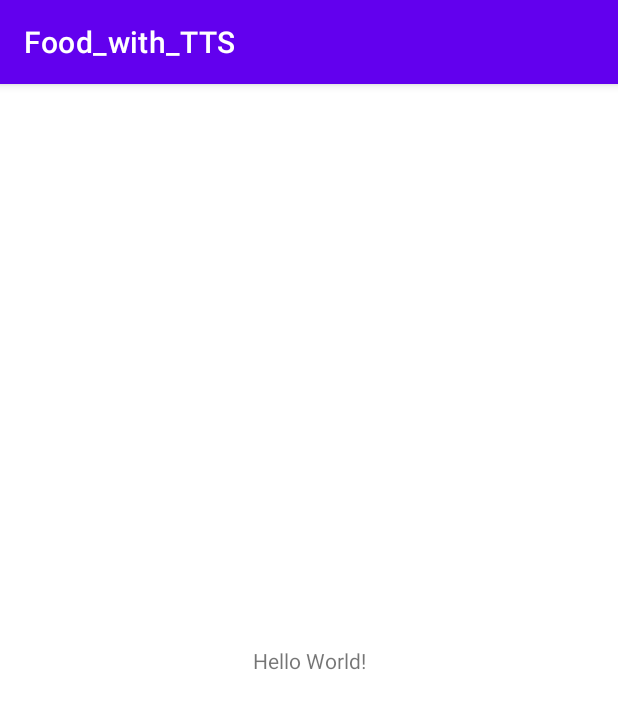
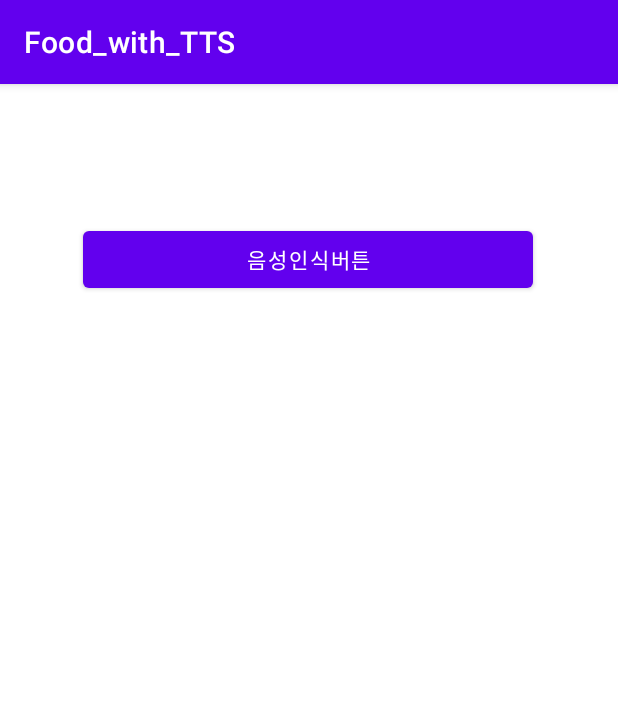
Before and after one commit to kimjw2003/Food_with_TTS, an Android app: the screen it shows after launch (MainActivity), on a phone screen of 412 x 824 dp. Shown: the top 709 px of the screen. Run offline under Robolectric (Android 15) with nearby library versions, the phone set to English and light mode, and no system bars.

Commit message:
급식알림이

```diff
--- a/app/src/main/AndroidManifest.xml
+++ b/app/src/main/AndroidManifest.xml
@@ -1,6 +1,8 @@
 <?xml version="1.0" encoding="utf-8"?>
 <manifest xmlns:android="http://schemas.android.com/apk/res/android"
     package="com.example.food_with_tts">
+
+    <uses-permission android:name="android.permission.INTERNET"/>
 
     <application
         android:allowBackup="true"
--- a/app/src/main/java/com/example/food_with_tts/MainActivity.kt
+++ b/app/src/main/java/com/example/food_with_tts/MainActivity.kt
@@ -1,11 +1,130 @@
 package com.example.food_with_tts
 
+import android.app.Activity
+import android.content.Intent
 import androidx.appcompat.app.AppCompatActivity
 import android.os.Bundle
+import android.speech.RecognizerIntent
+import android.speech.tts.TextToSpeech
+import android.util.Log
+import android.widget.Toast
+import com.example.food_with_tts.data.FoodBase
+import com.example.food_with_tts.retrofit.FoodClient
+import kotlinx.android.synthetic.main.activity_main.*
+import kotlinx.coroutines.CoroutineScope
+import kotlinx.coroutines.Dispatchers
+import kotlinx.coroutines.delay
+import kotlinx.coroutines.launch
+import retrofit2.Call
+import retrofit2.Callback
+import retrofit2.Response
+import java.lang.Exception
+import java.text.SimpleDateFormat
+import java.util.*
 
 class MainActivity : AppCompatActivity() {
+
+    private val currentTime = Calendar.getInstance().time
+    private val time = SimpleDateFormat("YYYYMMdd", Locale.KOREA).format(currentTime)
+
+    var foodInfo : String? = null
+
+    private var resultText : String? = null
+    private var textToSpeech : TextToSpeech? = null
+    private val REQUEST_CODE_SPEECH_INPUT = 100
+
     override fun onCreate(savedInstanceState: Bundle?) {
         super.onCreate(savedInstanceState)
         setContentView(R.layout.activity_main)
+
+        getfood()
+
+        voiceBtn.setOnClickListener {
+            speak()
+        }
+
+        textToSpeech = TextToSpeech(this) { status ->
+            if (status == TextToSpeech.SUCCESS) {
+                Log.d("Logd", "허용1")
+                //사용할 언어를 설정
+                val result = textToSpeech?.setLanguage(Locale.KOREAN)
+                //이상한 언어 씨부리면
+                if (result == TextToSpeech.LANG_MISSING_DATA || result == TextToSpeech.LANG_NOT_SUPPORTED) {
+                    Toast.makeText(this@MainActivity, "이 언어는 지원하지 않습니다.", Toast.LENGTH_SHORT).show()
+                } else {
+                    Log.d("Logd", "음성허용")
+                    //음성 톤
+                    textToSpeech?.setPitch(1.0f)
+                    //읽는 속도
+                    textToSpeech?.setSpeechRate(0.6f)
+                }
+            }
+        }
+    } //onCreate
+
+    private fun getfood(){
+        FoodClient.retrofitService2.getTomorrowFood(
+                "e40fc13904d84da4a8d398649c324133", "JSON", "1", "100",
+                "D10", "7240393", "" + time
+        ).enqueue(object : Callback<FoodBase>{
+            override fun onResponse(call: Call<FoodBase>, response: Response<FoodBase>) {
+
+                var res = response.body()?.mealServiceDietInfo?.get(1)?.row?.get(0)
+                val regex = Regex("[0-9]+.")
+
+                foodInfo = regex.replace(res?.DDISH_NM ?: return, "")
+                        .replace("<br/>", "\n")
+            }
+
+            override fun onFailure(call: Call<FoodBase>, t: Throwable) {
+                Log.d("Logd", t.message.toString())
+            }
+        })
+    }
+
+    private fun speak() {  //STT
+        val intent = Intent(RecognizerIntent.ACTION_RECOGNIZE_SPEECH)
+        intent.putExtra(RecognizerIntent.EXTRA_LANGUAGE_MODEL, RecognizerIntent.LANGUAGE_MODEL_FREE_FORM)
+        intent.putExtra(RecognizerIntent.EXTRA_LANGUAGE, Locale.getDefault())
+        intent.putExtra(RecognizerIntent.EXTRA_PROMPT, "Hi speak something")
+
+        try{
+            startActivityForResult(intent, REQUEST_CODE_SPEECH_INPUT)
+        }catch (e : Exception){
+            Toast.makeText(this, e.message, Toast.LENGTH_SHORT).show()
+        }
+    }
+
+    override fun onActivityResult(requestCode: Int, resultCode: Int, data: Intent?) {
+        super.onActivityResult(requestCode, resultCode, data)
+
+        when(requestCode){
+            REQUEST_CODE_SPEECH_INPUT -> {
+                if(resultCode == Activity.RESULT_OK && null != data){
+                    //음성데이터를 텍스트뷰에 입력
+                    val result = data.getStringArrayListExtra(RecognizerIntent.EXTRA_RESULTS)
+                    textView.text = result!![0]
+
+                    TextInfo()
+
+                    CoroutineScope(Dispatchers.IO).launch {
+                        delay(1000L)
+                        Speech()
+                    }
+                }
+            }
+        }
+    }
+
+    private fun TextInfo(){
+        if(textView.text == "내일 급식 알려 줘"){
+            resultText = "몰라염"
+        }
+    }
+
+    private fun Speech() {  //TTS
+        val text = foodInfo
+        Log.d("Logd", "TTS")
+        textToSpeech?.speak(text, TextToSpeech.QUEUE_FLUSH, null, null)// API 20
     }
 }
--- /dev/null
+++ b/app/src/main/java/com/example/food_with_tts/retrofit/FoodClient.kt
@@ -0,0 +1,28 @@
+package com.example.food_with_tts.retrofit
+
+import okhttp3.OkHttpClient
+import okhttp3.logging.HttpLoggingInterceptor
+import retrofit2.Retrofit
+import retrofit2.converter.gson.GsonConverterFactory
+import java.util.concurrent.TimeUnit
+
+object FoodClient {
+    var retrofitService2: FoodDao
+
+    init {
+        val interceptor = HttpLoggingInterceptor()
+        interceptor.level = HttpLoggingInterceptor.Level.BODY
+
+        val logger = OkHttpClient.Builder().addInterceptor(interceptor)
+            .readTimeout(20, TimeUnit.SECONDS)
+            .writeTimeout(20, TimeUnit.SECONDS).build()
+
+        val retrofit = Retrofit.Builder()
+            .baseUrl("https://open.neis.go.kr/hub/")
+            .addConverterFactory(GsonConverterFactory.create())
+            .client(logger)
+            .build()
+
+        retrofitService2 = retrofit.create(FoodDao::class.java)
+    }
+}
--- /dev/null
+++ b/app/src/main/java/com/example/food_with_tts/retrofit/FoodDao.kt
@@ -0,0 +1,19 @@
+package com.example.food_with_tts.retrofit
+
+import com.example.food_with_tts.data.FoodBase
+import retrofit2.Call
+import retrofit2.http.GET
+import retrofit2.http.Query
+
+interface FoodDao {
+    @GET("mealServiceDietInfo")
+    fun getTomorrowFood(
+        @Query("KEY", encoded = true) KEY : String,
+        @Query("Type", encoded = true) Type : String,
+        @Query("pIndex", encoded = true) pIndex : String,
+        @Query("pSize", encoded = true) pSize: String,
+        @Query("ATPT_OFCDC_SC_CODE", encoded = true) ATPT_OFCDC_SC_CODE : String,
+        @Query("SD_SCHUL_CODE", encoded = true) SD_SCHUL_CODE : String,
+        @Query("MLSV_YMD", encoded = true) MLSV_YMD : String
+    ): Call<FoodBase>
+}
--- a/app/src/main/res/layout/activity_main.xml
+++ b/app/src/main/res/layout/activity_main.xml
@@ -1,18 +1,29 @@
 <?xml version="1.0" encoding="utf-8"?>
-<androidx.constraintlayout.widget.ConstraintLayout xmlns:android="http://schemas.android.com/apk/res/android"
+<androidx.constraintlayout.widget.ConstraintLayout
+    xmlns:android="http://schemas.android.com/apk/res/android"
     xmlns:app="http://schemas.android.com/apk/res-auto"
     xmlns:tools="http://schemas.android.com/tools"
     android:layout_width="match_parent"
     android:layout_height="match_parent"
     tools:context=".MainActivity">
 
+    <Button
+        android:id="@+id/voiceBtn"
+        android:layout_width="300dp"
+        android:layout_height="50dp"
+        android:layout_marginTop="92dp"
+        android:text="음성인식버튼"
+        app:layout_constraintEnd_toEndOf="parent"
+        app:layout_constraintHorizontal_bias="0.495"
+        app:layout_constraintStart_toStartOf="parent"
+        app:layout_constraintTop_toTopOf="parent" />
+
     <TextView
+        android:id="@+id/textView"
         android:layout_width="wrap_content"
         android:layout_height="wrap_content"
-        android:text="Hello World!"
-        app:layout_constraintBottom_toBottomOf="parent"
-        app:layout_constraintLeft_toLeftOf="parent"
-        app:layout_constraintRight_toRightOf="parent"
-        app:layout_constraintTop_toTopOf="parent" />
+        app:layout_constraintEnd_toEndOf="parent"
+        app:layout_constraintStart_toStartOf="parent"
+        app:layout_constraintTop_toBottomOf="@+id/voiceBtn" />
 
 </androidx.constraintlayout.widget.ConstraintLayout>
```
Also changed, not shown: app/build.gradle (+8 -0 lines), app/src/main/java/com/example/food_with_tts/data/FoodData.kt (added, +38 -0 lines).
